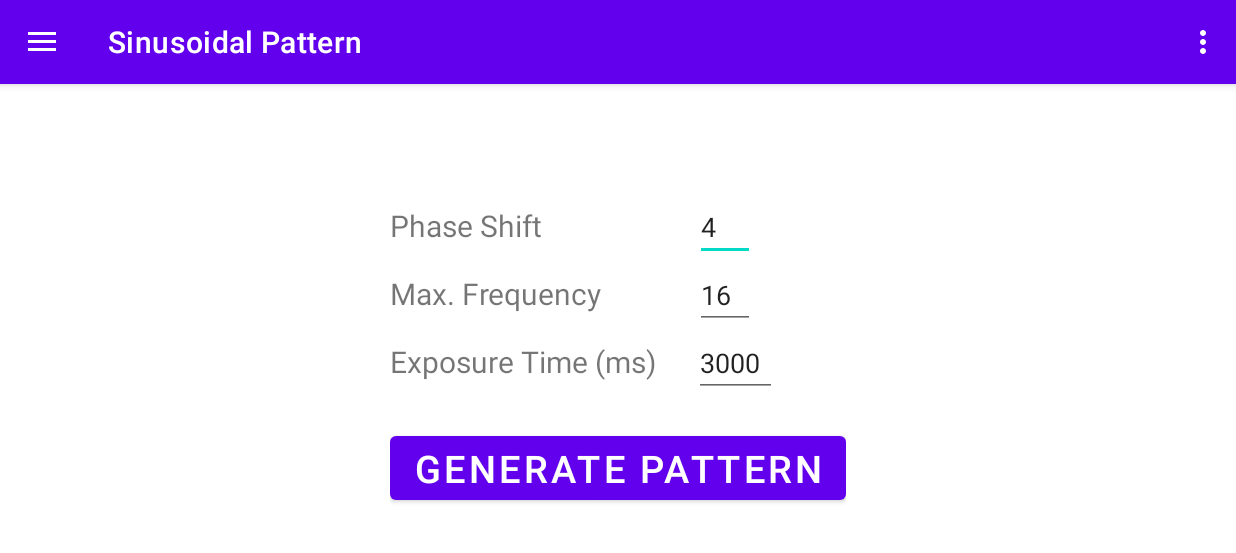
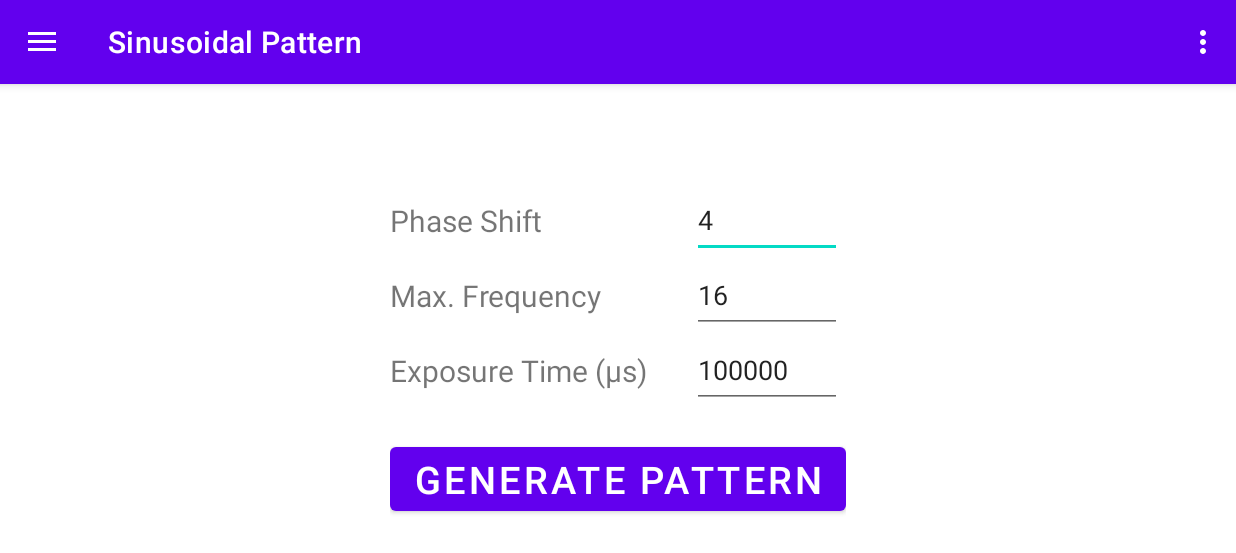
Before and after one commit to cjw531/deflectometry_display_android, an Android app: the screen it shows after launch (MainActivity), in the side drawer, after a tap on "Sinusoidal Pattern", on a phone screen of 824 x 412 dp (held sideways). Shown: the top 553 px of the screen. Run offline under Robolectric (Android 15) with nearby library versions, the phone set to English and light mode, and no system bars; our stand-ins replace navigation-ui.

Commit message:
exposure time milliseconds -> microseconds; ui for sinusoidal pattern updated

```diff
--- a/app/src/main/java/com/example/deflectometrydisplay/ui/sinusoid/FringeActivity.java
+++ b/app/src/main/java/com/example/deflectometrydisplay/ui/sinusoid/FringeActivity.java
@@ -53,7 +53,8 @@ public class FringeActivity extends Activity {
         // Retrieve the pattern byte array from the intent extras
         Intent intent = getIntent();
         byte[][] patternBytesArray = (byte[][]) intent.getSerializableExtra("patterns");
-        Integer exposureTime = (Integer) intent.getSerializableExtra("time");
+        // takes microseconds (μs) as input, param in milliseconds
+        Integer exposureTime = ((Integer) intent.getSerializableExtra("time")) / 1000;
 
         // Create an array of Bitmaps from the pattern byte arrays
         Bitmap[] patterns = new Bitmap[patternBytesArray.length];
--- a/app/src/main/res/layout/fragment_sinusoid.xml
+++ b/app/src/main/res/layout/fragment_sinusoid.xml
@@ -20,61 +20,63 @@
             android:layout_height="wrap_content"
             android:orientation="horizontal">
 
+            <androidx.appcompat.widget.LinearLayoutCompat
+                android:layout_width="wrap_content"
+                android:layout_height="wrap_content"
+                android:orientation="vertical"
+                android:paddingEnd="30dp">
+
                 <TextView
                     android:layout_width="wrap_content"
-                android:layout_height="wrap_content"
+                    android:layout_height="50dp"
                     android:text="Phase Shift"
-                android:textSize="20sp"
-                android:paddingEnd="102dp" />
+                    android:gravity="center_vertical"
+                    android:textSize="20sp" />
 
-            <EditText
-                android:id="@+id/input_nph"
-                android:layout_width="40dp"
-                android:layout_height="wrap_content"
-                android:inputType="number"
-                android:text="4" />
+                <TextView
+                    android:layout_width="wrap_content"
+                    android:layout_height="50dp"
+                    android:text="Max. Frequency"
+                    android:gravity="center_vertical"
+                    android:textSize="20sp" />
+
+                <TextView
+                    android:layout_width="wrap_content"
+                    android:layout_height="50dp"
+                    android:text="Exposure Time (μs)"
+                    android:gravity="center_vertical"
+                    android:textSize="20sp" />
 
             </androidx.appcompat.widget.LinearLayoutCompat>
 
             <androidx.appcompat.widget.LinearLayoutCompat
                 android:layout_width="wrap_content"
                 android:layout_height="wrap_content"
-            android:orientation="horizontal">
+                android:orientation="vertical">
 
-            <TextView
-                android:layout_width="wrap_content"
-                android:layout_height="wrap_content"
-                android:text="Max. Frequency"
-                android:textSize="20sp"
-                android:paddingEnd="62dp" />
+                <EditText
+                    android:id="@+id/input_nph"
+                    android:layout_width="100dp"
+                    android:layout_height="50dp"
+                    android:inputType="number"
+                    android:text="4" />
 
                 <EditText
                     android:id="@+id/input_max_frequency"
-                android:layout_width="40dp"
-                android:layout_height="wrap_content"
+                    android:layout_width="100dp"
+                    android:layout_height="50dp"
                     android:inputType="number"
                     android:text="16" />
 
+                <EditText
+                    android:id="@+id/input_exposure_time"
+                    android:layout_width="100dp"
+                    android:layout_height="50dp"
+                    android:inputType="number"
+                    android:text="100000" />
+
             </androidx.appcompat.widget.LinearLayoutCompat>
 
-        <androidx.appcompat.widget.LinearLayoutCompat
-            android:layout_width="wrap_content"
-            android:layout_height="wrap_content"
-            android:orientation="horizontal">
-
-            <TextView
-                android:layout_width="wrap_content"
-                android:layout_height="wrap_content"
-                android:text="Exposure Time (ms)"
-                android:textSize="20sp"
-                android:paddingEnd="25dp" />
-
-            <EditText
-                android:id="@+id/input_exposure_time"
-                android:layout_width="55dp"
-                android:layout_height="wrap_content"
-                android:inputType="number"
-                android:text="3000" />
 
         </androidx.appcompat.widget.LinearLayoutCompat>
 
```
Lines whose indentation alone changed are shown as unchanged.
